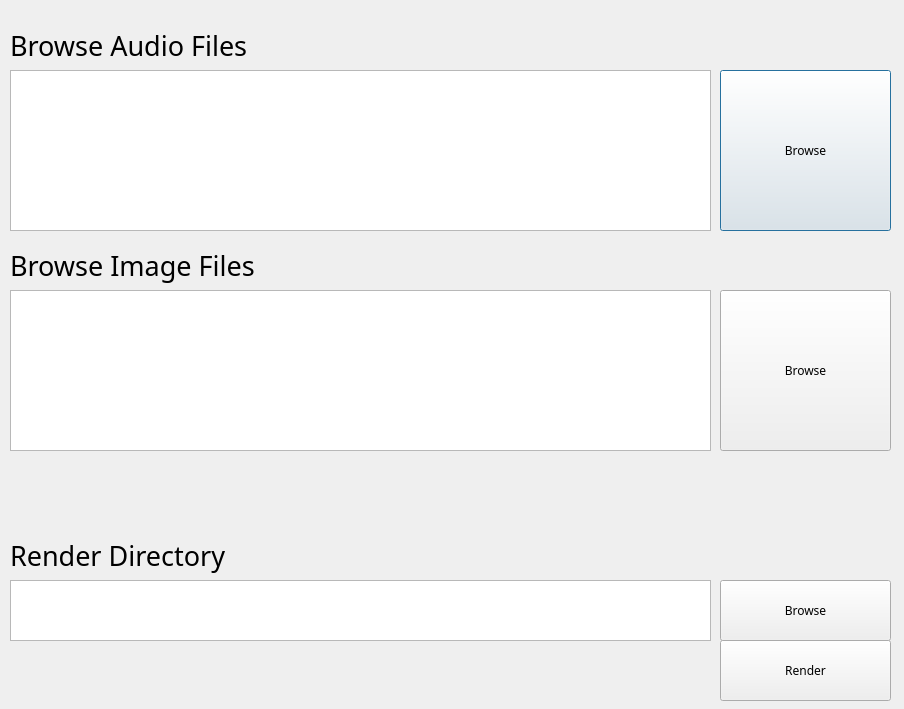
This is magic_video_gen_qt5_gui.ui in PriomDeb/Quick-Merge-Video as Qt 5 draws it before an edit. The edited form follows.
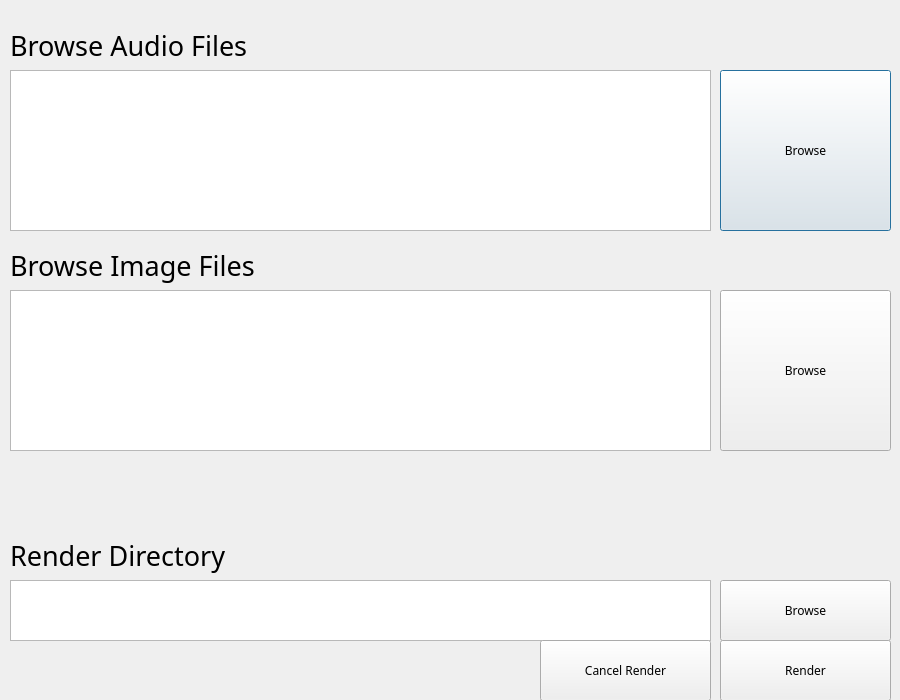
This is the edited form.

What changed in the file:
```diff
--- a/magic_video_gen_qt5_gui.ui
+++ b/magic_video_gen_qt5_gui.ui
@@ -6,8 +6,8 @@
    <rect>
     <x>0</x>
     <y>0</y>
-    <width>904</width>
-    <height>709</height>
+    <width>900</width>
+    <height>700</height>
    </rect>
   </property>
   <property name="font">
@@ -195,6 +195,19 @@
     <string>Render</string>
    </property>
   </widget>
+  <widget class="QPushButton" name="cancel_render">
+   <property name="geometry">
+    <rect>
+     <x>540</x>
+     <y>640</y>
+     <width>171</width>
+     <height>61</height>
+    </rect>
+   </property>
+   <property name="text">
+    <string>Cancel Render</string>
+   </property>
+  </widget>
  </widget>
  <resources/>
  <connections/>
```
